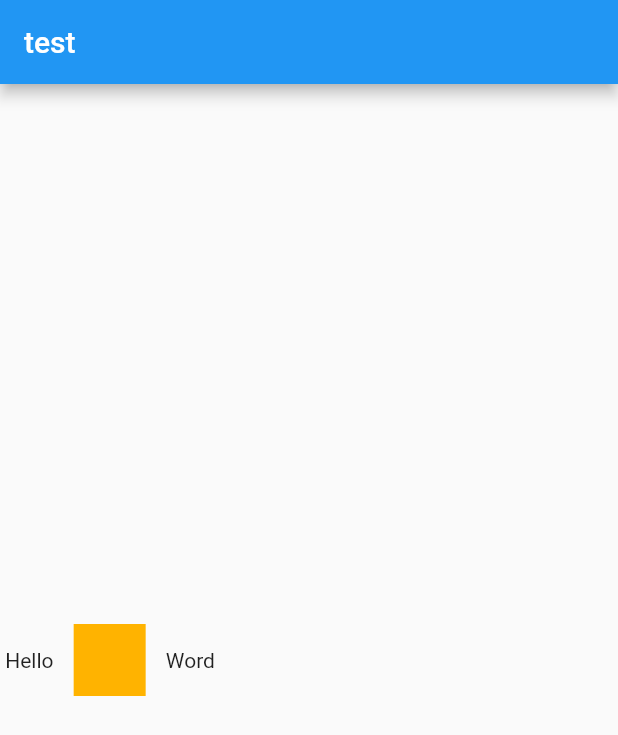
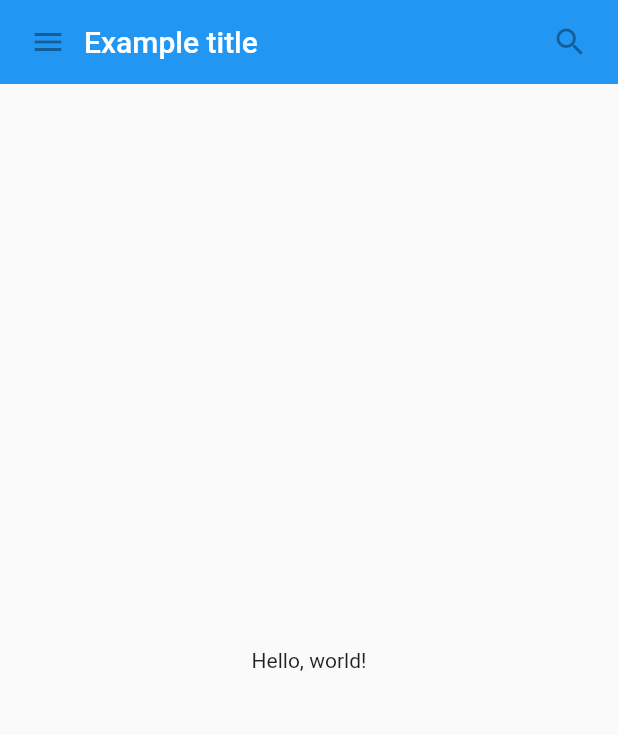
Before and after one commit to mario5698/S2AM, a Flutter app: the screen it shows after launch, on a phone screen of 412 x 824 dp. Shown: the top 735 px of the screen. Run offline on Flutter 3.47's test engine with Material 2 defaults, Android fonts, the phone set to English and light mode, and no system bars.

Commit message:
new Folder

```diff
--- a/Dart/my_app/lib/main.dart
+++ b/Dart/my_app/lib/main.dart
@@ -1,41 +1,71 @@
 import 'package:flutter/material.dart';
 
-void main() => runApp(MyApp());
+class MyAppBar extends StatelessWidget {
+  MyAppBar({this.title});
 
-class MyApp extends StatelessWidget {
+  // Los campos en una subclase de Widgets siempre están marcados como "final".
+
+  final Widget title;
+
   @override
   Widget build(BuildContext context) {
-    return MaterialApp(
-      title: "My_app",
-      home: Inicio(),
+    return Container(
+      height: 56.0, // en píxeles lógicos
+      padding: const EdgeInsets.symmetric(horizontal: 8.0),
+      decoration: BoxDecoration(color: Colors.blue[500]),
+      // Row es un diseño horizontal y lineal.
+      child: Row(
+        // <Widget> es el tipo de artículos en la lista.
+        children: <Widget>[
+          IconButton(
+            icon: Icon(Icons.menu),
+            tooltip: 'Navigation menu',
+            onPressed: null, // null desactiva el botón
+          ),
+          // Expanded expande a su hijo para rellenar el espacio disponible.
+          Expanded(
+            child: title,
+          ),
+          IconButton(
+            icon: Icon(Icons.search),
+            tooltip: 'Search',
+            onPressed: null,
+          ),
+        ],
+      ),
     );
   }
 }
 
-class Inicio extends StatefulWidget {
-  Inicio({Key key}) : super(key: key);
+class MyScaffold extends StatelessWidget {
   @override
-  _InicioState createState() => _InicioState();
+  Widget build(BuildContext context) {
+    // Material es una hoja de papel conceptual en la que aparece la UI.
+    return Material(
+      // Column es un diseño vertical y lineal.
+      child: Column(
+        children: <Widget>[
+          MyAppBar(
+            title: Text(
+              'Example title',
+              style: Theme.of(context).primaryTextTheme.title,
+            ),
+          ),
+          Expanded(
+            child: Center(
+              child: Text('Hello, world!'),
+            ),
+          ),
+        ],
+      ),
+    );
+  }
 }
 
-class _InicioState extends State<Inicio> {
-  @override
-  Widget build(BuildContext context) {
-    return Scaffold(
-        appBar: AppBar(
-          title: Text("test"),
-        ),
-        body: Row(children: <Widget>[
-          Text(" Hello "),
-          Center(
-            child: Container(
-              margin: const EdgeInsets.all(10.0),
-              color: Colors.amber[600],
-              width: 48.0,
-              height: 48.0,
-            ),
-          ),
-          Text(" Word")
-        ]));
-  }
+void main() {
+  runApp(MaterialApp(
+    title:
+        'My app', // utilizado por el conmutador de tareas del sistema operativo
+    home: MyScaffold(),
+  ));
 }
```
